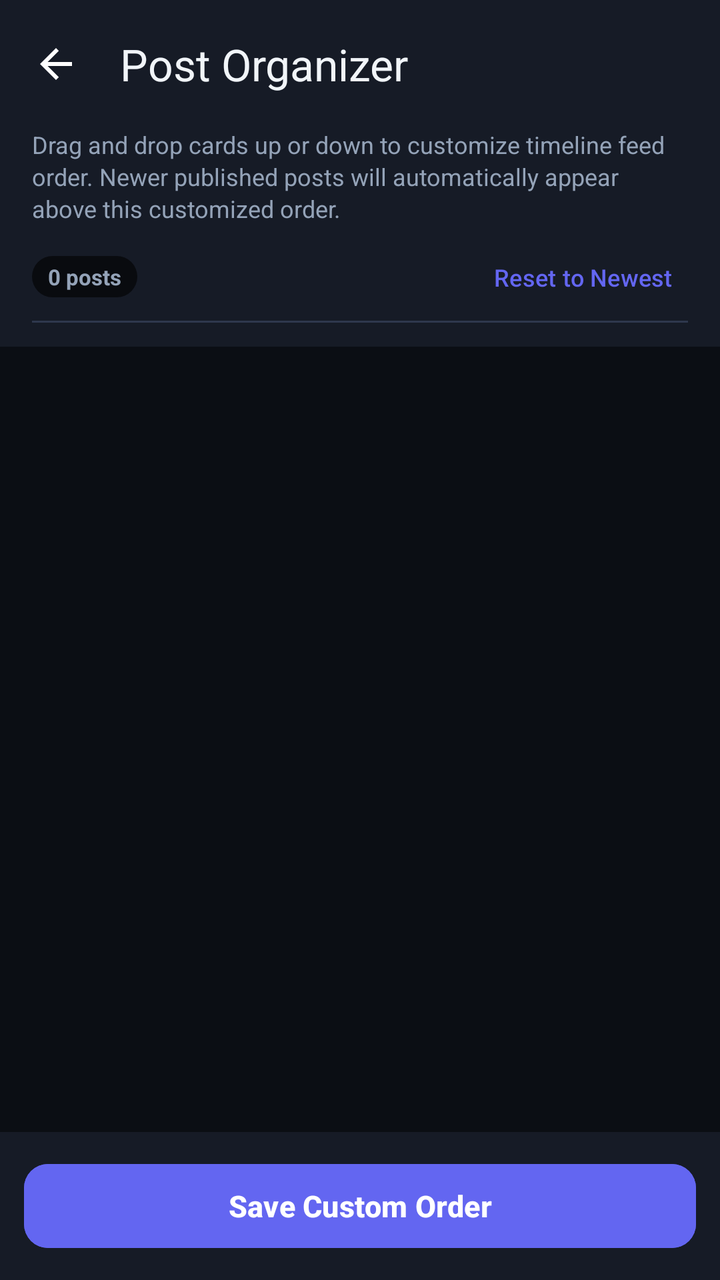
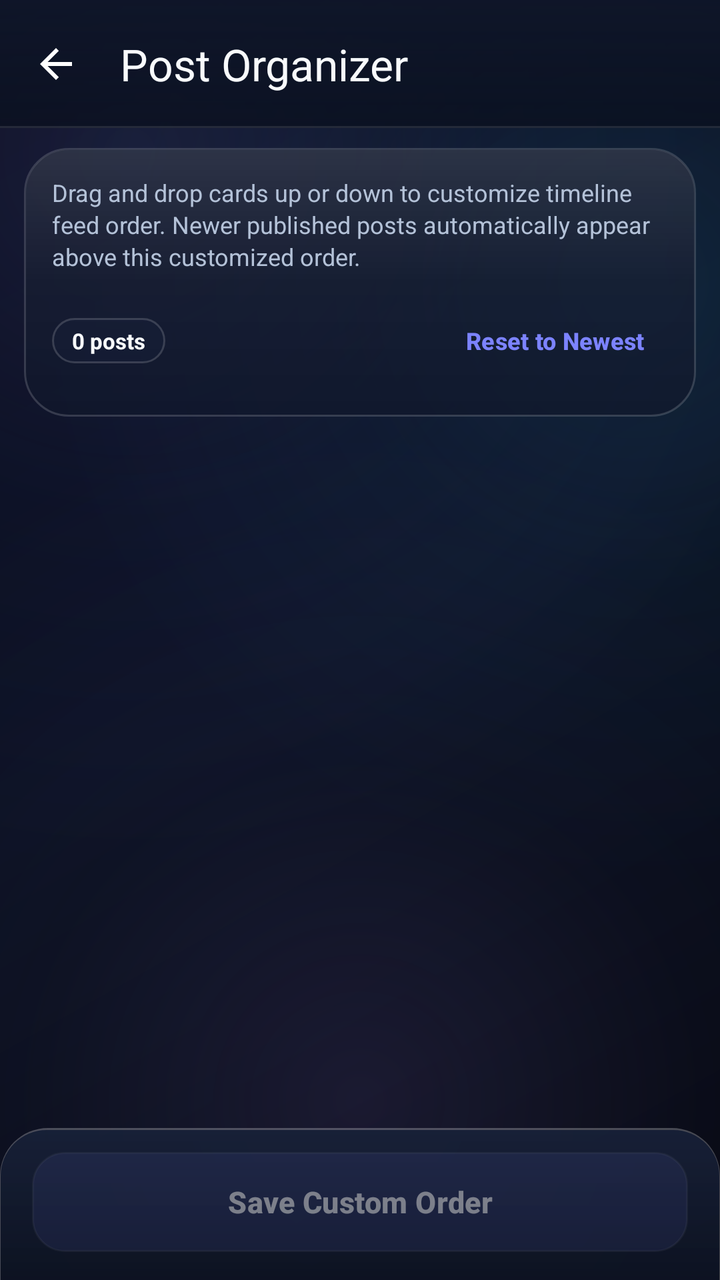

An Android layout rendered at two revisions. The XML below is the earlier revision; the diff shows what the commit changed to produce the second picture.
<!-- AndroidManifest.xml: activity theme Theme.PersonaNet -->
<!-- res/layout/activity_post_organization.xml -->
<?xml version="1.0" encoding="utf-8"?>
<androidx.constraintlayout.widget.ConstraintLayout xmlns:android="http://schemas.android.com/apk/res/android"
    xmlns:app="http://schemas.android.com/apk/res-auto"
    android:layout_width="match_parent"
    android:layout_height="match_parent"
    android:background="@color/bg_midnight">

    
    <com.google.android.material.appbar.AppBarLayout
        android:id="@+id/app_bar_post_org"
        android:layout_width="0dp"
        android:layout_height="wrap_content"
        android:background="@color/surface_card"
        app:layout_constraintEnd_toEndOf="parent"
        app:layout_constraintStart_toStartOf="parent"
        app:layout_constraintTop_toTopOf="parent">

        <androidx.appcompat.widget.Toolbar
            android:id="@+id/toolbar_post_org"
            android:layout_width="match_parent"
            android:layout_height="?attr/actionBarSize"
            app:navigationIcon="@drawable/ic_back"
            app:title="Post Organizer"
            app:titleTextColor="@color/text_primary" />
    </com.google.android.material.appbar.AppBarLayout>

    
    <LinearLayout
        android:id="@+id/layout_org_header"
        android:layout_width="0dp"
        android:layout_height="wrap_content"
        android:background="@color/surface_card"
        android:orientation="vertical"
        android:paddingHorizontal="16dp"
        android:paddingBottom="12dp"
        app:layout_constraintEnd_toEndOf="parent"
        app:layout_constraintStart_toStartOf="parent"
        app:layout_constraintTop_toBottomOf="@id/app_bar_post_org">

        <TextView
            android:layout_width="match_parent"
            android:layout_height="wrap_content"
            android:text="Drag and drop cards up or down to customize timeline feed order. Newer published posts will automatically appear above this customized order."
            android:textColor="@color/text_secondary"
            android:textSize="12sp"
            android:lineSpacingExtra="2dp" />

        <LinearLayout
            android:layout_width="match_parent"
            android:layout_height="wrap_content"
            android:layout_marginTop="8dp"
            android:gravity="center_vertical"
            android:orientation="horizontal">

            <TextView
                android:id="@+id/text_post_count_badge"
                android:layout_width="wrap_content"
                android:layout_height="wrap_content"
                android:background="@drawable/bg_counter_pill"
                android:paddingHorizontal="8dp"
                android:paddingVertical="3dp"
                android:text="0 posts"
                android:textColor="@color/text_secondary"
                android:textSize="11sp"
                android:textStyle="bold" />

            <View
                android:layout_width="0dp"
                android:layout_height="1dp"
                android:layout_weight="1" />

            <com.google.android.material.button.MaterialButton
                android:id="@+id/btn_reset_chronological"
                style="@style/Widget.Material3.Button.TextButton"
                android:layout_width="wrap_content"
                android:layout_height="36dp"
                android:paddingHorizontal="8dp"
                android:text="Reset to Newest"
                android:textColor="@color/indigo_primary"
                android:textSize="12sp" />
        </LinearLayout>
        
        <View
            android:layout_width="match_parent"
            android:layout_height="1dp"
            android:layout_marginTop="4dp"
            android:background="@color/border_divider" />
    </LinearLayout>

    
    <androidx.recyclerview.widget.RecyclerView
        android:id="@+id/recycler_post_organizer"
        android:layout_width="0dp"
        android:layout_height="0dp"
        android:clipToPadding="false"
        android:paddingVertical="8dp"
        app:layout_constraintBottom_toTopOf="@id/layout_bottom_bar"
        app:layout_constraintEnd_toEndOf="parent"
        app:layout_constraintStart_toStartOf="parent"
        app:layout_constraintTop_toBottomOf="@id/layout_org_header" />

    
    <LinearLayout
        android:id="@+id/layout_empty_organizer"
        android:layout_width="0dp"
        android:layout_height="0dp"
        android:gravity="center"
        android:orientation="vertical"
        android:padding="32dp"
        android:visibility="gone"
        app:layout_constraintBottom_toTopOf="@id/layout_bottom_bar"
        app:layout_constraintEnd_toEndOf="parent"
        app:layout_constraintStart_toStartOf="parent"
        app:layout_constraintTop_toBottomOf="@id/layout_org_header">

        <ImageView
            android:layout_width="56dp"
            android:layout_height="56dp"
            android:src="@drawable/ic_feed"
            app:tint="@color/text_tertiary" />

        <TextView
            android:layout_width="wrap_content"
            android:layout_height="wrap_content"
            android:layout_marginTop="16dp"
            android:text="No Posts to Organize"
            android:textColor="@color/text_primary"
            android:textSize="16sp"
            android:textStyle="bold" />

        <TextView
            android:layout_width="wrap_content"
            android:layout_height="wrap_content"
            android:layout_marginTop="4dp"
            android:text="Create some posts first from the feed."
            android:textColor="@color/text_secondary"
            android:textSize="13sp" />
    </LinearLayout>

    
    <LinearLayout
        android:id="@+id/layout_bottom_bar"
        android:layout_width="0dp"
        android:layout_height="wrap_content"
        android:background="@color/surface_card"
        android:elevation="8dp"
        android:orientation="vertical"
        android:padding="12dp"
        app:layout_constraintBottom_toBottomOf="parent"
        app:layout_constraintEnd_toEndOf="parent"
        app:layout_constraintStart_toStartOf="parent">

        <com.google.android.material.button.MaterialButton
            android:id="@+id/btn_save_post_org"
            android:layout_width="match_parent"
            android:layout_height="50dp"
            android:backgroundTint="@color/indigo_primary"
            android:enabled="false"
            android:text="Save Custom Order"
            android:textColor="@color/white"
            android:textSize="15sp"
            android:textStyle="bold"
            app:cornerRadius="12dp" />
    </LinearLayout>

</androidx.constraintlayout.widget.ConstraintLayout>
<!-- resources referenced by this layout -->
<resources>
  <color name="bg_midnight">#0B0E14</color>
  <color name="border_divider">#2E384D</color>
  <color name="indigo_primary">#6366F1</color>
  <color name="surface_card">#161B26</color>
  <color name="text_primary">#F1F5F9</color>
  <color name="text_secondary">#94A3B8</color>
  <color name="text_tertiary">#64748B</color>
  <!-- drawable bg_counter_pill (drawable) -->
  <?xml version="1.0" encoding="utf-8"?>
  <shape xmlns:android="http://schemas.android.com/apk/res/android"
      android:shape="rectangle">
      <solid android:color="#99000000" />
      <corners android:radius="12dp" />
      <padding
          android:left="8dp"
          android:top="3dp"
          android:right="8dp"
          android:bottom="3dp" />
  </shape>
  <style name="Theme.PersonaNet" parent="Theme.Material3.DayNight.NoActionBar">
          
          <item name="colorPrimary">@color/indigo_primary</item>
          <item name="colorOnPrimary">@color/white</item>
          <item name="colorPrimaryContainer">@color/surface_elevated</item>
          <item name="colorOnPrimaryContainer">@color/text_primary</item>
          
          <item name="colorSecondary">@color/violet_accent</item>
          <item name="colorOnSecondary">@color/white</item>
  
          
          <item name="android:windowBackground">@color/bg_midnight</item>
          <item name="colorSurface">@color/surface_card</item>
          <item name="colorOnSurface">@color/text_primary</item>
          <item name="colorSurfaceVariant">@color/surface_elevated</item>
          <item name="colorOnSurfaceVariant">@color/text_secondary</item>
  
          
          <item name="android:statusBarColor">@color/bg_midnight</item>
          <item name="android:navigationBarColor">@color/bg_midnight</item>
          <item name="android:windowLightStatusBar">false</item>
          <item name="android:windowLightNavigationBar">false</item>
  
          <item name="android:textColorPrimary">@color/text_primary</item>
          <item name="android:textColorSecondary">@color/text_secondary</item>
      </style>
  <color name="surface_elevated">#1F2637</color>
  <color name="violet_accent">#8B5CF6</color>
  <!-- unchanged entries left out for length: 3 -->
</resources>

<!-- the commit's change to res/layout/activity_post_organization.xml (unified diff, before → after) -->
@@ -3,14 +3,15 @@
     xmlns:app="http://schemas.android.com/apk/res-auto"
     android:layout_width="match_parent"
     android:layout_height="match_parent"
-    android:background="@color/bg_midnight">
+    android:background="@drawable/bg_liquid_ambient_canvas">
 
     
     <com.google.android.material.appbar.AppBarLayout
         android:id="@+id/app_bar_post_org"
         android:layout_width="0dp"
         android:layout_height="wrap_content"
-        android:background="@color/surface_card"
+        android:background="@drawable/bg_glass_chrome_bar"
+        app:elevation="0dp"
         app:layout_constraintEnd_toEndOf="parent"
         app:layout_constraintStart_toStartOf="parent"
         app:layout_constraintTop_toTopOf="parent">
@@ -20,6 +21,7 @@
             android:layout_width="match_parent"
             android:layout_height="?attr/actionBarSize"
             app:navigationIcon="@drawable/ic_back"
+            app:navigationIconTint="@color/text_primary"
             app:title="Post Organizer"
             app:titleTextColor="@color/text_primary" />
     </com.google.android.material.appbar.AppBarLayout>
@@ -29,10 +31,11 @@
         android:id="@+id/layout_org_header"
         android:layout_width="0dp"
         android:layout_height="wrap_content"
-        android:background="@color/surface_card"
+        android:layout_marginHorizontal="12dp"
+        android:layout_marginTop="10dp"
+        android:background="@drawable/bg_glass_card"
         android:orientation="vertical"
-        android:paddingHorizontal="16dp"
-        android:paddingBottom="12dp"
+        android:padding="14dp"
         app:layout_constraintEnd_toEndOf="parent"
         app:layout_constraintStart_toStartOf="parent"
         app:layout_constraintTop_toBottomOf="@id/app_bar_post_org">
@@ -40,15 +43,15 @@
         <TextView
             android:layout_width="match_parent"
             android:layout_height="wrap_content"
-            android:text="Drag and drop cards up or down to customize timeline feed order. Newer published posts will automatically appear above this customized order."
+            android:lineSpacingExtra="2dp"
+            android:text="Drag and drop cards up or down to customize timeline feed order. Newer published posts automatically appear above this customized order."
             android:textColor="@color/text_secondary"
-            android:textSize="12sp"
-            android:lineSpacingExtra="2dp" />
+            android:textSize="12sp" />
 
         <LinearLayout
             android:layout_width="match_parent"
             android:layout_height="wrap_content"
-            android:layout_marginTop="8dp"
+            android:layout_marginTop="10dp"
             android:gravity="center_vertical"
             android:orientation="horizontal">
 
@@ -56,11 +59,11 @@
                 android:id="@+id/text_post_count_badge"
                 android:layout_width="wrap_content"
                 android:layout_height="wrap_content"
-                android:background="@drawable/bg_counter_pill"
-                android:paddingHorizontal="8dp"
-                android:paddingVertical="3dp"
+                android:background="@drawable/bg_glass_pill"
+                android:paddingHorizontal="10dp"
+                android:paddingVertical="4dp"
                 android:text="0 posts"
-                android:textColor="@color/text_secondary"
+                android:textColor="@color/text_primary"
                 android:textSize="11sp"
                 android:textStyle="bold" />
 
@@ -73,18 +76,13 @@
                 android:id="@+id/btn_reset_chronological"
                 style="@style/Widget.Material3.Button.TextButton"
                 android:layout_width="wrap_content"
-                android:layout_height="36dp"
-                android:paddingHorizontal="8dp"
+                android:layout_height="48dp"
+                android:paddingHorizontal="12dp"
                 android:text="Reset to Newest"
                 android:textColor="@color/indigo_primary"
-                android:textSize="12sp" />
+                android:textSize="12sp"
+                android:textStyle="bold" />
         </LinearLayout>
-        
-        <View
-            android:layout_width="match_parent"
-            android:layout_height="1dp"
-            android:layout_marginTop="4dp"
-            android:background="@color/border_divider" />
     </LinearLayout>
 
     
@@ -93,7 +91,8 @@
         android:layout_width="0dp"
         android:layout_height="0dp"
         android:clipToPadding="false"
-        android:paddingVertical="8dp"
+        android:paddingTop="8dp"
+        android:paddingBottom="12dp"
         app:layout_constraintBottom_toTopOf="@id/layout_bottom_bar"
         app:layout_constraintEnd_toEndOf="parent"
         app:layout_constraintStart_toStartOf="parent"
@@ -116,6 +115,7 @@
         <ImageView
             android:layout_width="56dp"
             android:layout_height="56dp"
+            android:contentDescription="@string/empty_feed_title"
             android:src="@drawable/ic_feed"
             app:tint="@color/text_tertiary" />
 
@@ -142,25 +142,25 @@
         android:id="@+id/layout_bottom_bar"
         android:layout_width="0dp"
         android:layout_height="wrap_content"
-        android:background="@color/surface_card"
-        android:elevation="8dp"
+        android:background="@drawable/bg_glass_bottom_nav"
+        android:elevation="0dp"
         android:orientation="vertical"
-        android:padding="12dp"
+        android:paddingHorizontal="16dp"
+        android:paddingTop="12dp"
+        android:paddingBottom="14dp"
         app:layout_constraintBottom_toBottomOf="parent"
         app:layout_constraintEnd_toEndOf="parent"
         app:layout_constraintStart_toStartOf="parent">
 
         <com.google.android.material.button.MaterialButton
             android:id="@+id/btn_save_post_org"
+            style="@style/Widget.PersonaNet.GlassButton.Primary"
             android:layout_width="match_parent"
             android:layout_height="50dp"
-            android:backgroundTint="@color/indigo_primary"
+            android:alpha="0.45"
             android:enabled="false"
             android:text="Save Custom Order"
-            android:textColor="@color/white"
-            android:textSize="15sp"
-            android:textStyle="bold"
-            app:cornerRadius="12dp" />
+            android:textSize="15sp" />
     </LinearLayout>
 
 </androidx.constraintlayout.widget.ConstraintLayout>
<!-- resource entries referenced after the edit -->
@@ -1,33 +1,236 @@
 <!-- resources referenced by this layout -->
 <resources>
-  <color name="bg_midnight">#0B0E14</color>
-  <color name="border_divider">#2E384D</color>
-  <color name="indigo_primary">#6366F1</color>
-  <color name="surface_card">#161B26</color>
-  <color name="text_primary">#F1F5F9</color>
-  <color name="text_secondary">#94A3B8</color>
-  <color name="text_tertiary">#64748B</color>
-  <!-- drawable bg_counter_pill (drawable) -->
-  <?xml version="1.0" encoding="utf-8"?>
-  <shape xmlns:android="http://schemas.android.com/apk/res/android"
-      android:shape="rectangle">
-      <solid android:color="#99000000" />
-      <corners android:radius="12dp" />
-      <padding
-          android:left="8dp"
-          android:top="3dp"
-          android:right="8dp"
-          android:bottom="3dp" />
-  </shape>
+  <color name="bg_midnight">#060913</color>
+  <color name="bg_canvas_mid">#0A1020</color>
+  <color name="bg_canvas_deep">#04060D</color>
+  <!-- drawable bg_glass_button_primary (drawable) -->
+  <?xml version="1.0" encoding="utf-8"?>
+  <selector xmlns:android="http://schemas.android.com/apk/res/android">
+      <item android:state_enabled="false">
+          <shape android:shape="rectangle">
+              <solid android:color="#337C83FF" />
+              <corners android:radius="@dimen/glass_radius_button" />
+              <stroke
+                  android:width="1dp"
+                  android:color="@color/glass_border_subtle" />
+          </shape>
+      </item>
+      <item>
+          <ripple android:color="@color/ripple_color">
+              <item>
+                  <layer-list>
+                      <item>
+                          <shape android:shape="rectangle">
+                              <gradient
+                                  android:angle="315"
+                                  android:startColor="#E66870FF"
+                                  android:centerColor="#E65558E6"
+                                  android:endColor="#E67C5CE6"
+                                  android:type="linear" />
+                              <corners android:radius="@dimen/glass_radius_button" />
+                              <stroke
+                                  android:width="1dp"
+                                  android:color="#66FFFFFF" />
+                          </shape>
+                      </item>
+                      <item android:left="1dp" android:right="1dp" android:top="1dp" android:bottom="1dp">
+                          <shape android:shape="rectangle">
+                              <gradient
+                                  android:angle="270"
+                                  android:startColor="#30FFFFFF"
+                                  android:endColor="@color/glass_sheen_none"
+                                  android:type="linear" />
+                              <corners android:radius="15dp" />
+                          </shape>
+                      </item>
+                  </layer-list>
+              </item>
+          </ripple>
+      </item>
+  </selector>
+  <color name="border_divider">#29FFFFFF</color>
+  <color name="glass_sheen_none">#00FFFFFF</color>
+  <color name="glass_border_subtle">#1AFFFFFF</color>
+  <color name="ripple_color">#38FFFFFF</color>
+  <color name="glass_surface_subtle">#5918223A</color>
+  <dimen name="glass_radius_pill">28dp</dimen>
+  <color name="indigo_primary">#7C83FF</color>
+  <color name="surface_card">#B311182B</color>
+  <dimen name="glass_radius_card">22dp</dimen>
+  <dimen name="glass_stroke_width">1dp</dimen>
+  <color name="text_primary">#F8FAFC</color>
+  <color name="text_secondary">#B4C2D8</color>
+  <color name="text_tertiary">#7C8CA6</color>
+  <!-- drawable bg_glass_bottom_nav (drawable) -->
+  <?xml version="1.0" encoding="utf-8"?>
+  <layer-list xmlns:android="http://schemas.android.com/apk/res/android">
+      
+      <item>
+          <shape android:shape="rectangle">
+              <solid android:color="@color/glass_border_bright" />
+              <corners
+                  android:topLeftRadius="24dp"
+                  android:topRightRadius="24dp" />
+          </shape>
+      </item>
+      
+      <item
+          android:top="1dp"
+          android:left="0.5dp"
+          android:right="0.5dp">
+          <shape android:shape="rectangle">
+              <gradient
+                  android:angle="270"
+                  android:startColor="#EB121B33"
+                  android:endColor="#F2090F1E"
+                  android:type="linear" />
+              <corners
+                  android:topLeftRadius="23dp"
+                  android:topRightRadius="23dp" />
+          </shape>
+      </item>
+  </layer-list>
+  <!-- drawable bg_glass_card (drawable) -->
+  <?xml version="1.0" encoding="utf-8"?>
+  <layer-list xmlns:android="http://schemas.android.com/apk/res/android">
+      
+      <item>
+          <shape android:shape="rectangle">
+              <solid android:color="@color/surface_card" />
+              <corners android:radius="@dimen/glass_radius_card" />
+              <stroke
+                  android:width="@dimen/glass_stroke_width"
+                  android:color="@color/border_divider" />
+          </shape>
+      </item>
+      
+      <item
+          android:left="1dp"
+          android:right="1dp"
+          android:top="1dp"
+          android:bottom="1dp">
+          <shape android:shape="rectangle">
+              <gradient
+                  android:angle="270"
+                  android:startColor="#1CFFFFFF"
+                  android:centerColor="#05FFFFFF"
+                  android:endColor="@color/glass_sheen_none"
+                  android:type="linear" />
+              <corners android:radius="21dp" />
+          </shape>
+      </item>
+  </layer-list>
+  <!-- drawable bg_glass_chrome_bar (drawable) -->
+  <?xml version="1.0" encoding="utf-8"?>
+  <layer-list xmlns:android="http://schemas.android.com/apk/res/android">
+      <item>
+          <shape android:shape="rectangle">
+              <gradient
+                  android:angle="270"
+                  android:startColor="#EB0E1528"
+                  android:endColor="#CC090F1E"
+                  android:type="linear" />
+          </shape>
+      </item>
+      
+      <item android:gravity="bottom">
+          <shape android:shape="rectangle">
+              <size android:height="1dp" />
+              <solid android:color="@color/glass_border_subtle" />
+          </shape>
+      </item>
+  </layer-list>
+  <!-- drawable bg_glass_pill (drawable) -->
+  <?xml version="1.0" encoding="utf-8"?>
+  <ripple xmlns:android="http://schemas.android.com/apk/res/android"
+      android:color="@color/ripple_color">
+      <item>
+          <shape android:shape="rectangle">
+              <solid android:color="@color/glass_surface_subtle" />
+              <corners android:radius="@dimen/glass_radius_pill" />
+              <stroke
+                  android:width="1dp"
+                  android:color="@color/border_divider" />
+          </shape>
+      </item>
+  </ripple>
+  <!-- drawable bg_liquid_ambient_canvas (drawable) -->
+  <?xml version="1.0" encoding="utf-8"?>
+  <layer-list xmlns:android="http://schemas.android.com/apk/res/android">
+      
+      <item>
+          <shape android:shape="rectangle">
+              <gradient
+                  android:angle="315"
+                  android:startColor="@color/bg_midnight"
+                  android:centerColor="@color/bg_canvas_mid"
+                  android:endColor="@color/bg_canvas_deep"
+                  android:type="linear" />
+          </shape>
+      </item>
+      
+      <item>
+          <shape android:shape="rectangle">
+              <gradient
+                  android:type="radial"
+                  android:centerX="0.18"
+                  android:centerY="0.12"
+                  android:gradientRadius="360dp"
+                  android:startColor="#267C83FF"
+                  android:centerColor="#0F5558E6"
+                  android:endColor="#00060913" />
+          </shape>
+      </item>
+      
+      <item>
+          <shape android:shape="rectangle">
+              <gradient
+                  android:type="radial"
+                  android:centerX="0.88"
+                  android:centerY="0.22"
+                  android:gradientRadius="300dp"
+                  android:startColor="#1E38BDF8"
+                  android:centerColor="#0A38BDF8"
+                  android:endColor="#00060913" />
+          </shape>
+      </item>
+      
+      <item>
+          <shape android:shape="rectangle">
+              <gradient
+                  android:type="radial"
+                  android:centerX="0.50"
+                  android:centerY="0.86"
+                  android:gradientRadius="340dp"
+                  android:startColor="#1EA78BFA"
+                  android:centerColor="#08A78BFA"
+                  android:endColor="#0004060D" />
+          </shape>
+      </item>
+  </layer-list>
+  <string name="empty_feed_title">No Posts Yet</string>
+  <style name="Widget.PersonaNet.GlassButton.Primary" parent="Widget.Material3.Button">
+          <item name="backgroundTint">@null</item>
+          <item name="android:background">@drawable/bg_glass_button_primary</item>
+          <item name="android:textColor">@color/white</item>
+          <item name="android:textStyle">bold</item>
+          <item name="android:letterSpacing">0.01</item>
+          <item name="android:minHeight">48dp</item>
+          <item name="android:insetTop">0dp</item>
+          <item name="android:insetBottom">0dp</item>
+          <item name="rippleColor">@color/ripple_color</item>
+      </style>
   <style name="Theme.PersonaNet" parent="Theme.Material3.DayNight.NoActionBar">
           
           <item name="colorPrimary">@color/indigo_primary</item>
           <item name="colorOnPrimary">@color/white</item>
           <item name="colorPrimaryContainer">@color/surface_elevated</item>
           <item name="colorOnPrimaryContainer">@color/text_primary</item>
-          
+  
           <item name="colorSecondary">@color/violet_accent</item>
           <item name="colorOnSecondary">@color/white</item>
+          <item name="colorSecondaryContainer">@color/indigo_glow</item>
+          <item name="colorOnSecondaryContainer">@color/text_primary</item>
   
           
           <item name="android:windowBackground">@color/bg_midnight</item>
@@ -35,18 +238,85 @@
           <item name="colorOnSurface">@color/text_primary</item>
           <item name="colorSurfaceVariant">@color/surface_elevated</item>
           <item name="colorOnSurfaceVariant">@color/text_secondary</item>
+          <item name="colorOutline">@color/border_divider</item>
+          <item name="colorControlHighlight">@color/ripple_color</item>
   
           
-          <item name="android:statusBarColor">@color/bg_midnight</item>
-          <item name="android:navigationBarColor">@color/bg_midnight</item>
+          <item name="android:statusBarColor">@android:color/transparent</item>
+          <item name="android:navigationBarColor">@android:color/transparent</item>
           <item name="android:windowLightStatusBar">false</item>
           <item name="android:windowLightNavigationBar">false</item>
+          <item name="android:enforceNavigationBarContrast">false</item>
+          <item name="android:enforceStatusBarContrast">false</item>
   
           <item name="android:textColorPrimary">@color/text_primary</item>
           <item name="android:textColorSecondary">@color/text_secondary</item>
-      </style>
-  <color name="surface_elevated">#1F2637</color>
-  <color name="violet_accent">#8B5CF6</color>
+          <item name="android:textColorHint">@color/text_tertiary</item>
+  
+          
+          <item name="alertDialogTheme">@style/Theme.PersonaNet.AlertDialog</item>
+          <item name="materialAlertDialogTheme">@style/Theme.PersonaNet.AlertDialog</item>
+      </style>
+  <color name="glass_border_bright">#40FFFFFF</color>
+  <color name="surface_elevated">#CC19223B</color>
+  <color name="violet_accent">#A78BFA</color>
+  <color name="indigo_glow">#387C83FF</color>
+  <style name="Theme.PersonaNet.AlertDialog" parent="ThemeOverlay.Material3.MaterialAlertDialog">
+          <item name="android:windowBackground">@drawable/bg_glass_dialog</item>
+          <item name="android:windowAnimationStyle">@style/GlassDialogAnimation</item>
+          <item name="android:backgroundDimAmount">0.60</item>
+          <item name="colorSurface">@color/glass_surface_dialog</item>
+          <item name="colorOnSurface">@color/text_primary</item>
+          <item name="colorPrimary">@color/indigo_primary</item>
+          <item name="buttonBarPositiveButtonStyle">@style/Widget.PersonaNet.DialogButton.Positive</item>
+          <item name="buttonBarNegativeButtonStyle">@style/Widget.PersonaNet.DialogButton.Negative</item>
+          <item name="buttonBarNeutralButtonStyle">@style/Widget.PersonaNet.DialogButton.Negative</item>
+      </style>
+  <dimen name="glass_radius_button">16dp</dimen>
+  <!-- drawable bg_glass_dialog (drawable) -->
+  <?xml version="1.0" encoding="utf-8"?>
+  <layer-list xmlns:android="http://schemas.android.com/apk/res/android">
+      <item>
+          <shape android:shape="rectangle">
+              <solid android:color="@color/glass_surface_dialog" />
+              <corners android:radius="@dimen/glass_radius_dialog" />
+              <stroke
+                  android:width="1dp"
+                  android:color="@color/glass_border_bright" />
+          </shape>
+      </item>
+      <item
+          android:left="1dp"
+          android:right="1dp"
+          android:top="1dp"
+          android:bottom="1dp">
+          <shape android:shape="rectangle">
+              <gradient
+                  android:angle="270"
+                  android:startColor="#26FFFFFF"
+                  android:centerColor="#08FFFFFF"
+                  android:endColor="@color/glass_sheen_none"
+                  android:type="linear" />
+              <corners android:radius="25dp" />
+          </shape>
+      </item>
+  </layer-list>
+  <style name="GlassDialogAnimation">
+          <item name="android:windowEnterAnimation">@anim/glass_dialog_in</item>
+          <item name="android:windowExitAnimation">@anim/glass_dialog_out</item>
+      </style>
+  <color name="glass_surface_dialog">#EB11182B</color>
+  <style name="Widget.PersonaNet.DialogButton.Positive" parent="Widget.Material3.Button.TextButton.Dialog">
+          <item name="android:textColor">@color/indigo_primary</item>
+          <item name="android:textStyle">bold</item>
+          <item name="rippleColor">@color/ripple_accent</item>
+      </style>
+  <style name="Widget.PersonaNet.DialogButton.Negative" parent="Widget.Material3.Button.TextButton.Dialog">
+          <item name="android:textColor">@color/text_secondary</item>
+          <item name="rippleColor">@color/ripple_color</item>
+      </style>
+  <dimen name="glass_radius_dialog">26dp</dimen>
+  <color name="ripple_accent">#407C83FF</color>
   <!-- unchanged entries left out for length: 3 -->
 </resources>
 
